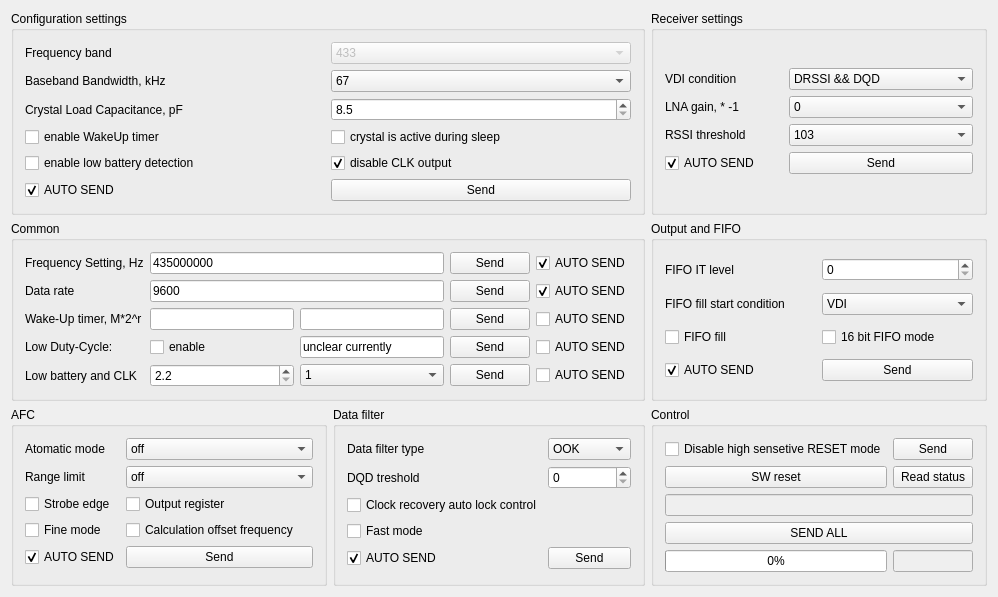
Above: receivercontrolpanel.ui from nonalcogolic/RFM01-RFM02-tuning-tool before the change. Below: the same form after it.
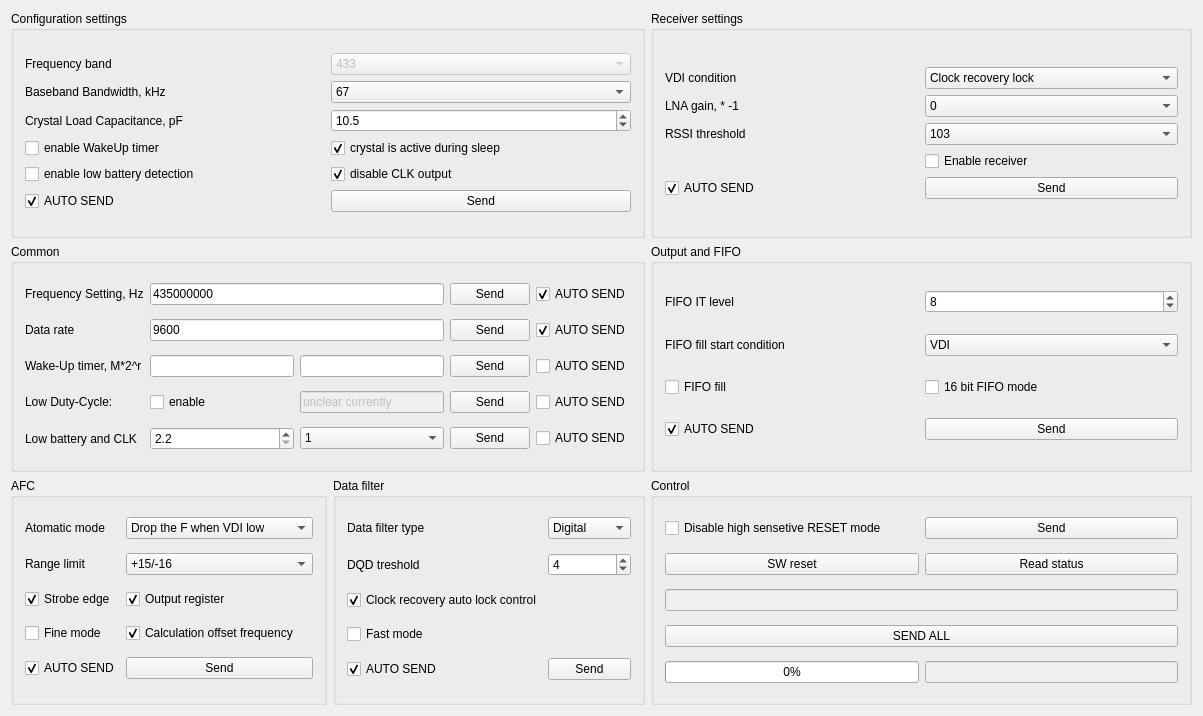
That is the form after the change.

```diff
--- a/receivercontrolpanel.ui
+++ b/receivercontrolpanel.ui
@@ -6,8 +6,8 @@
    <rect>
     <x>0</x>
     <y>0</y>
-    <width>870</width>
-    <height>551</height>
+    <width>1203</width>
+    <height>716</height>
    </rect>
   </property>
   <property name="windowTitle">
@@ -39,10 +39,16 @@
         <property name="text">
          <string>Clock recovery auto lock control</string>
         </property>
+        <property name="checked">
+         <bool>true</bool>
+        </property>
        </widget>
       </item>
       <item row="0" column="1">
        <widget class="QComboBox" name="comboBox_filter_type">
+        <property name="currentIndex">
+         <number>1</number>
+        </property>
         <item>
          <property name="text">
           <string>OOK</string>
@@ -89,6 +95,9 @@
         <property name="maximum">
          <number>7</number>
         </property>
+        <property name="value">
+         <number>4</number>
+        </property>
        </widget>
       </item>
      </layout>
@@ -105,6 +114,9 @@
         <property name="text">
          <string>Strobe edge</string>
         </property>
+        <property name="checked">
+         <bool>true</bool>
+        </property>
        </widget>
       </item>
       <item row="1" column="0">
@@ -116,6 +128,9 @@
       </item>
       <item row="0" column="1">
        <widget class="QComboBox" name="comboBox_afc_mode">
+        <property name="currentIndex">
+         <number>2</number>
+        </property>
         <item>
          <property name="text">
           <string>off</string>
@@ -140,6 +155,9 @@
       </item>
       <item row="1" column="1">
        <widget class="QComboBox" name="comboBox_afc_range_lim">
+        <property name="currentIndex">
+         <number>1</number>
+        </property>
         <item>
          <property name="text">
           <string>off</string>
@@ -174,6 +192,9 @@
         <property name="text">
          <string>Output register</string>
         </property>
+        <property name="checked">
+         <bool>true</bool>
+        </property>
        </widget>
       </item>
       <item row="0" column="0">
@@ -188,6 +209,9 @@
         <property name="text">
          <string>Calculation offset frequency</string>
         </property>
+        <property name="checked">
+         <bool>true</bool>
+        </property>
        </widget>
       </item>
       <item row="4" column="0">
@@ -289,6 +313,9 @@
       </item>
       <item row="3" column="2">
        <widget class="QLineEdit" name="lineEdit_lowDutyCycle">
+        <property name="enabled">
+         <bool>false</bool>
+        </property>
         <property name="text">
          <string>unclear currently</string>
         </property>
@@ -462,6 +489,9 @@
         <property name="maximum">
          <number>15</number>
         </property>
+        <property name="value">
+         <number>8</number>
+        </property>
        </widget>
       </item>
       <item row="3" column="1">
@@ -522,64 +552,13 @@
           </property>
          </widget>
         </item>
-        <item row="3" column="1">
-         <widget class="QCheckBox" name="checkBox_a_Receiver_setings">
-          <property name="text">
-           <string>AUTO SEND</string>
-          </property>
-          <property name="checked">
-           <bool>true</bool>
-          </property>
-         </widget>
-        </item>
-        <item row="3" column="2">
+        <item row="4" column="2">
          <widget class="QPushButton" name="pushButton_receiver_settings">
           <property name="text">
            <string>Send</string>
           </property>
          </widget>
         </item>
-        <item row="2" column="1">
-         <widget class="QLabel" name="label_5">
-          <property name="text">
-           <string>RSSI threshold</string>
-          </property>
-         </widget>
-        </item>
-        <item row="0" column="1">
-         <widget class="QLabel" name="label_7">
-          <property name="text">
-           <string>VDI condition </string>
-          </property>
-         </widget>
-        </item>
-        <item row="0" column="2">
-         <widget class="QComboBox" name="comboBox_VDI_cond">
-          <property name="currentIndex">
-           <number>3</number>
-          </property>
-          <item>
-           <property name="text">
-            <string>Digitial RSSI Out (DRSSI)</string>
-           </property>
-          </item>
-          <item>
-           <property name="text">
-            <string>Data Quality Detector (DQD)</string>
-           </property>
-          </item>
-          <item>
-           <property name="text">
-            <string>Clock recovery lock</string>
-           </property>
-          </item>
-          <item>
-           <property name="text">
-            <string>DRSSI &amp;&amp; DQD</string>
-           </property>
-          </item>
-         </widget>
-        </item>
         <item row="1" column="2">
          <widget class="QComboBox" name="comboBox_LNA_gain">
           <item>
@@ -638,6 +617,64 @@
           </item>
          </widget>
         </item>
+        <item row="0" column="2">
+         <widget class="QComboBox" name="comboBox_VDI_cond">
+          <property name="currentIndex">
+           <number>2</number>
+          </property>
+          <item>
+           <property name="text">
+            <string>Digitial RSSI Out (DRSSI)</string>
+           </property>
+          </item>
+          <item>
+           <property name="text">
+            <string>Data Quality Detector (DQD)</string>
+           </property>
+          </item>
+          <item>
+           <property name="text">
+            <string>Clock recovery lock</string>
+           </property>
+          </item>
+          <item>
+           <property name="text">
+            <string>DRSSI &amp;&amp; DQD</string>
+           </property>
+          </item>
+         </widget>
+        </item>
+        <item row="4" column="1">
+         <widget class="QCheckBox" name="checkBox_a_Receiver_setings">
+          <property name="text">
+           <string>AUTO SEND</string>
+          </property>
+          <property name="checked">
+           <bool>true</bool>
+          </property>
+         </widget>
+        </item>
+        <item row="2" column="1">
+         <widget class="QLabel" name="label_5">
+          <property name="text">
+           <string>RSSI threshold</string>
+          </property>
+         </widget>
+        </item>
+        <item row="0" column="1">
+         <widget class="QLabel" name="label_7">
+          <property name="text">
+           <string>VDI condition </string>
+          </property>
+         </widget>
+        </item>
+        <item row="3" column="2">
+         <widget class="QCheckBox" name="checkBox_en_receiver">
+          <property name="text">
+           <string>Enable receiver</string>
+          </property>
+         </widget>
+        </item>
        </layout>
       </item>
      </layout>
@@ -684,6 +721,9 @@
           <property name="text">
            <string>crystal is active during sleep</string>
           </property>
+          <property name="checked">
+           <bool>true</bool>
+          </property>
          </widget>
         </item>
         <item row="0" column="2">
@@ -802,7 +842,10 @@
            <double>16.000000000000000</double>
           </property>
           <property name="singleStep">
-           <double>5.000000000000000</double>
+           <double>0.500000000000000</double>
+          </property>
+          <property name="value">
+           <double>10.500000000000000</double>
           </property>
          </widget>
         </item>
```
